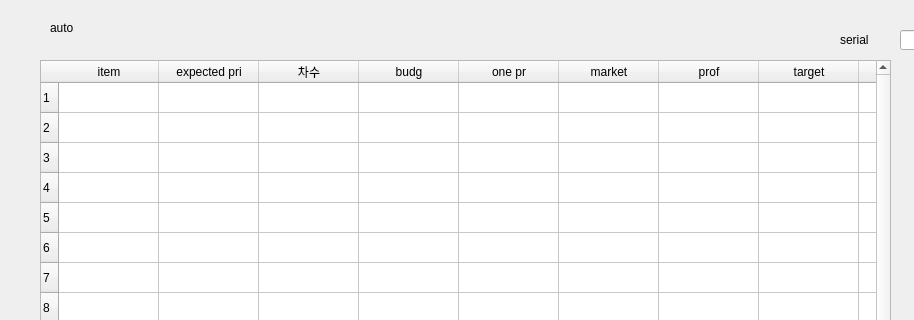
This is tableWidget.ui in daridhk/kiwoom as Qt 5 draws it before an edit; both pictures show x 0 to 914 and y 0 to 320 of the 1187 by 469 pixel window. The edited form follows.
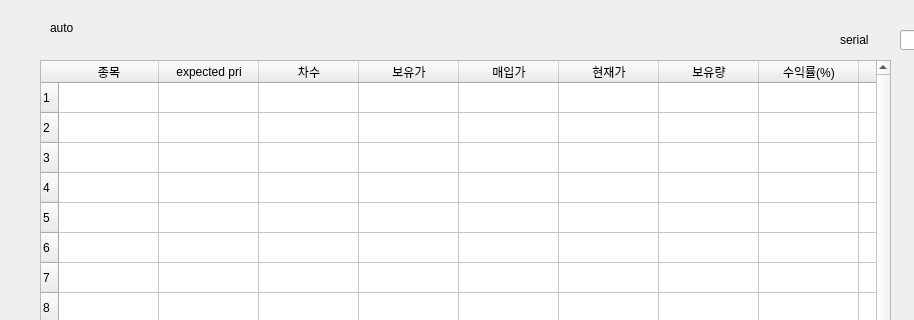
This is the edited form.

```diff
--- a/tableWidget.ui
+++ b/tableWidget.ui
@@ -49,7 +49,7 @@
    <row/>
    <column>
     <property name="text">
-     <string>item</string>
+     <string>종목</string>
     </property>
    </column>
    <column>
@@ -64,27 +64,27 @@
    </column>
    <column>
     <property name="text">
-     <string>budg</string>
+     <string>보유가</string>
     </property>
    </column>
    <column>
     <property name="text">
-     <string>one pr</string>
+     <string>매입가</string>
     </property>
    </column>
    <column>
     <property name="text">
-     <string>market</string>
+     <string>현재가</string>
     </property>
    </column>
    <column>
     <property name="text">
-     <string>prof</string>
+     <string>보유량</string>
     </property>
    </column>
    <column>
     <property name="text">
-     <string>target</string>
+     <string>수익률(%)</string>
     </property>
    </column>
    <column>
```
Left out of the diff: 2 changed lines with no effect on the pictures.
